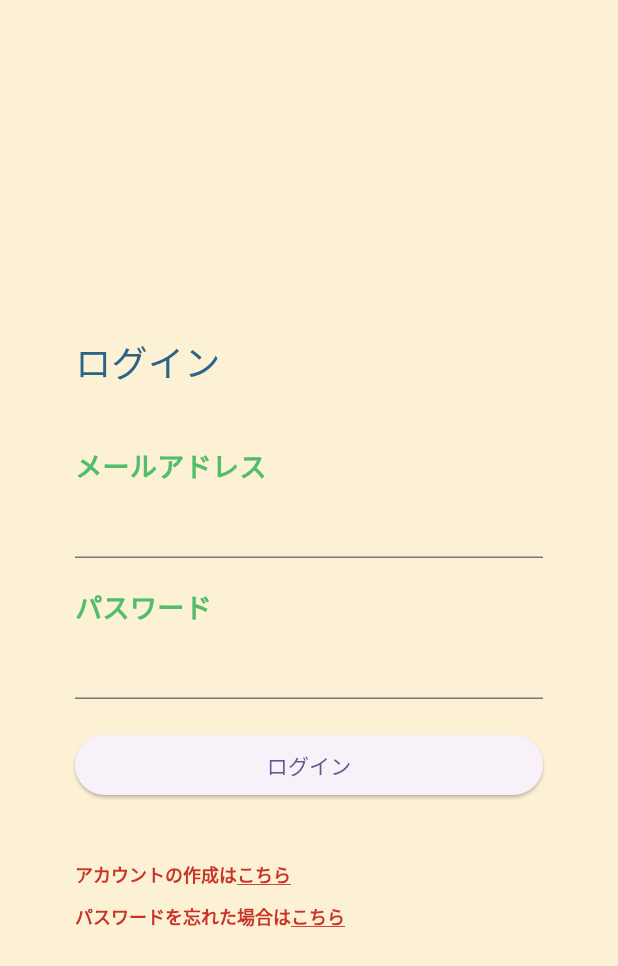
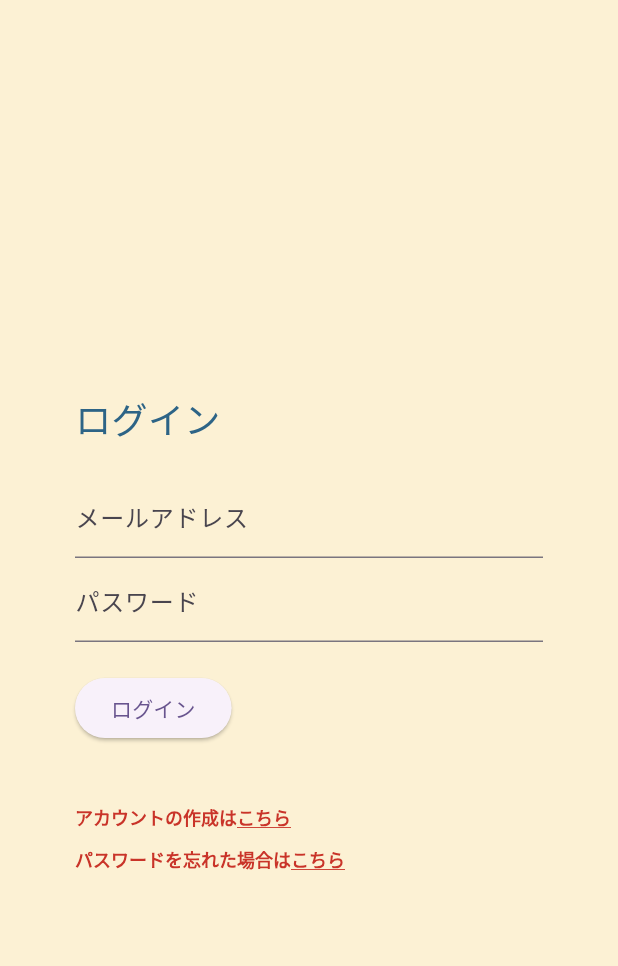
Before and after one commit to CreO-developer/hackason_mobile, a Flutter app: the screen it shows after launch, after a tap on "同意する", on a phone screen of 412 x 824 dp. Shown: the top 966 px of the screen. Run offline on Flutter 3.47's test engine with Material 3 defaults, Android fonts, the phone set to English and light mode, and no system bars; our stand-ins replace camera, cloud_firestore, dio, dropdown_button2, firebase_auth, firebase_core and 8 more; missing offline and left inert: dart:ffi; accounts and stored records are empty; generated files the repository leaves out were written again.

Commit message:
キーボードに合わせて位置を変える

```diff
--- a/lib/presentation/screens/login_screen.dart
+++ b/lib/presentation/screens/login_screen.dart
@@ -1,4 +1,3 @@
-// login_page.dart
 import 'package:flutter/gestures.dart';
 import 'package:flutter/material.dart';
 import 'package:flutter_riverpod/flutter_riverpod.dart';
@@ -6,20 +5,47 @@ import 'package:go_router/go_router.dart';
 import 'package:mobile/presentation/notifier/auth_user_notifier.dart';
 import 'package:mobile/presentation/notifier/user_info_notifier.dart';
 
-class LoginPage extends ConsumerWidget {
+class LoginPage extends ConsumerStatefulWidget {
   const LoginPage({super.key});
 
   @override
-  Widget build(BuildContext context, WidgetRef ref) {
+  ConsumerState<LoginPage> createState() => _LoginPageState();
+}
+
+class _LoginPageState extends ConsumerState<LoginPage> {
+  late TextEditingController emailController;
+  late TextEditingController passwordController;
+
+  @override
+  void initState() {
+    super.initState();
+    emailController = TextEditingController();
+    passwordController = TextEditingController();
+  }
+
+  @override
+  void dispose() {
+    emailController.dispose();
+    passwordController.dispose();
+    super.dispose();
+  }
+
+  @override
+  Widget build(BuildContext context) {
     final authNotifier = ref.read(authNotifierProvider.notifier);
     final userInfoNotifier = ref.read(userInfoNotifierProvider.notifier);
-    final emailController = TextEditingController();
-    final passwordController = TextEditingController();
 
     return Scaffold(
-      body: Center(
-        child: Container(
-          padding: const EdgeInsets.all(50),
+      body: GestureDetector(
+        onTap: () => FocusScope.of(context).unfocus(),
+        child: Center(
+          child: SingleChildScrollView(
+            padding: EdgeInsets.only(
+              left: 50,
+              right: 50,
+              top: 50,
+              bottom: MediaQuery.of(context).viewInsets.bottom + 50,
+            ),
             child: Column(
               mainAxisAlignment: MainAxisAlignment.center,
               crossAxisAlignment: CrossAxisAlignment.start,
@@ -30,116 +56,63 @@ class LoginPage extends ConsumerWidget {
                   style: TextStyle(color: Color(0xFF2D6486), fontSize: 24),
                 ),
                 const SizedBox(height: 20),
-              Column(
-                crossAxisAlignment: CrossAxisAlignment.start,
-                children: [
-                  const SizedBox(height: 20),
-                  const Text(
-                    'メールアドレス',
-                    style: TextStyle(
-                        color: Color(0xFF54BD6B),
-                        fontWeight: FontWeight.bold,
-                        fontSize: 18),
+                TextFormField(
+                  controller: emailController,
+                  decoration: const InputDecoration(labelText: 'メールアドレス'),
                 ),
                 TextFormField(
-                    controller: emailController,
-                    onChanged: (value) {
-                      userInfoNotifier.setEmail(value);
-                    },
-                  ),
-                ],
-              ),
-              Column(
-                crossAxisAlignment: CrossAxisAlignment.start,
-                children: [
-                  const SizedBox(height: 20),
-                  const Text(
-                    'パスワード',
-                    style: TextStyle(
-                        color: Color(0xFF54BD6B),
-                        fontWeight: FontWeight.bold,
-                        fontSize: 18),
-                  ),
-                  TextFormField(
+                  controller: passwordController,
                   obscureText: true,
-                    controller: passwordController,
-                  ),
-                ],
+                  decoration: const InputDecoration(labelText: 'パスワード'),
                 ),
                 const SizedBox(height: 20),
-              Container(
-                width: double.infinity,
-                child: ElevatedButton(
-                  child: const Text('ログイン'),
+                ElevatedButton(
                   onPressed: () async {
                     final result = await authNotifier.lgoinUser(
                         emailController.text, passwordController.text);
                     if (result == null) {
-                      print('ログインに失敗しました');
                       ScaffoldMessenger.of(context).showSnackBar(
-                        const SnackBar(
-                          content: Text('ログインに失敗しました'),
+                          const SnackBar(content: Text('ログインに失敗しました')));
+                    } else {
+                      userInfoNotifier.setUserInfo(result.user!.uid);
+                      context.push('/home');
+                    }
+                  },
+                  child: const Text('ログイン'),
+                ),
+                const SizedBox(height: 40),
+                _buildRichText(context, 'アカウントの作成は', '/signup'),
+                const SizedBox(height: 10),
+                _buildRichText(context, 'パスワードを忘れた場合は', '/forgotPassword')
+              ],
+            ),
+          ),
+        ),
       ),
     );
-                    } else {
-                      userInfoNotifier.setUserInfo(result!.user!.uid);
   }
-                  },
-                ),
-              ),
-              const SizedBox(height: 40),
-              RichText(
+
+  Widget _buildRichText(BuildContext context, String text, String route) {
+    return RichText(
       text: TextSpan(
         children: [
-                    const TextSpan(
-                        text: "アカウントの作成は",
-                        style: TextStyle(
+          TextSpan(
+              text: text,
+              style: const TextStyle(
                   color: Color(0xFFC93429),
                   fontSize: 12,
                   fontWeight: FontWeight.bold)),
           TextSpan(
-                      text: "こちら",
+            text: 'こちら',
             style: const TextStyle(
                 color: Color(0xFFC93429),
                 decoration: TextDecoration.underline,
                 fontSize: 12,
                 fontWeight: FontWeight.bold),
             recognizer: TapGestureRecognizer()
-                        ..onTap = () {
-                          context.push('/signup');
-                        },
+              ..onTap = () => context.push(route),
           ),
         ],
-                ),
-              ),
-              const SizedBox(height: 10),
-              RichText(
-                text: TextSpan(
-                  children: [
-                    const TextSpan(
-                        text: "パスワードを忘れた場合は",
-                        style: TextStyle(
-                            color: Color(0xFFC93429),
-                            fontSize: 12,
-                            fontWeight: FontWeight.bold)),
-                    TextSpan(
-                      text: "こちら",
-                      style: const TextStyle(
-                          color: Color(0xFFC93429),
-                          decoration: TextDecoration.underline,
-                          fontSize: 12,
-                          fontWeight: FontWeight.bold),
-                      recognizer: TapGestureRecognizer()
-                        ..onTap = () {
-                          context.push('/forgotPassword');
-                        },
-                    ),
-                  ],
-                ),
-              )
-            ],
-          ),
-        ),
       ),
     );
   }
--- a/lib/presentation/screens/sign_up_screen.dart
+++ b/lib/presentation/screens/sign_up_screen.dart
@@ -16,6 +16,7 @@ class SignUpScreen extends ConsumerWidget {
     final passwordController = TextEditingController();
 
     return Scaffold(
+      resizeToAvoidBottomInset: true, // これを確認または追加
       body: Center(
         child: SingleChildScrollView(
           padding: const EdgeInsets.all(50),
```
Also changed, not shown: 1 other file. Lines whose indentation alone changed are shown as unchanged.
